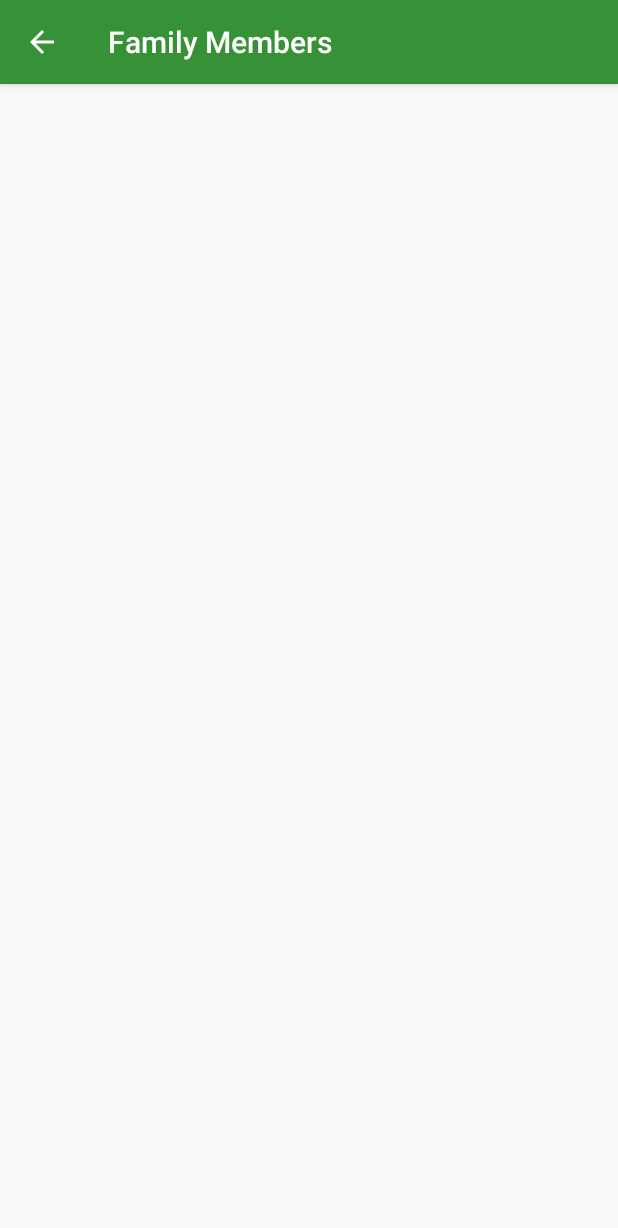
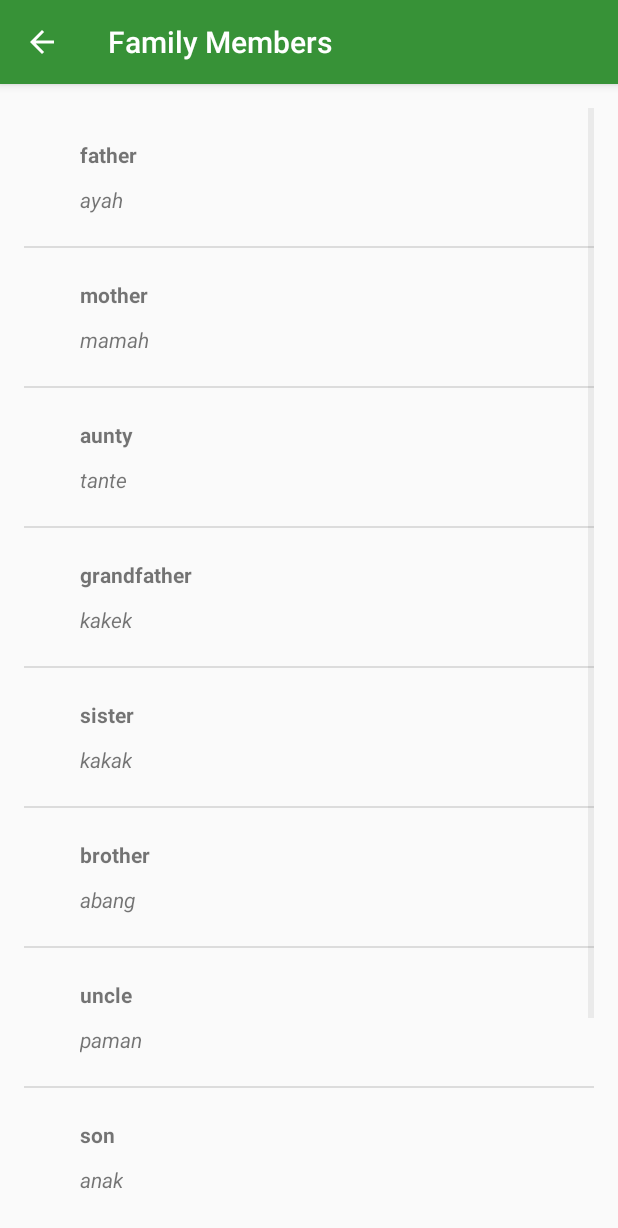
Before and after one commit to zhavei/LanguangeApp, an Android app: the FamilyActivity screen opened directly, with no data from a screen before it, on a phone screen of 412 x 824 dp. Shown: the top 1228 px of the screen. Run offline under Robolectric (Android 15) with nearby library versions, the phone set to English and light mode, and no system bars.

Commit message:
completed edit all activity

```diff
--- a/app/src/main/java/com/zhavei/languangeapp/FamilyActivity.java
+++ b/app/src/main/java/com/zhavei/languangeapp/FamilyActivity.java
@@ -16,14 +16,36 @@
 package com.zhavei.languangeapp;
 
 import android.os.Bundle;
+import android.widget.ListView;
 
 import androidx.appcompat.app.AppCompatActivity;
 
+import java.util.ArrayList;
+
 public class FamilyActivity extends AppCompatActivity {
+
+    ArrayList<WordDataModel> familyArrayList;
 
     @Override
     protected void onCreate(Bundle savedInstanceState) {
         super.onCreate(savedInstanceState);
-        setContentView(R.layout.activity_family);
+        setContentView(R.layout.word_list_activity);
+
+        familyArrayList = new ArrayList<WordDataModel>();
+
+        familyArrayList.add(new WordDataModel("father", "ayah"));
+        familyArrayList.add(new WordDataModel("mother", "mamah"));
+        familyArrayList.add(new WordDataModel("aunty", "tante"));
+        familyArrayList.add(new WordDataModel("grandfather", "kakek"));
+        familyArrayList.add(new WordDataModel("sister", "kakak"));
+        familyArrayList.add(new WordDataModel("brother", "abang"));
+        familyArrayList.add(new WordDataModel("uncle", "paman"));
+        familyArrayList.add(new WordDataModel("son", "anak"));
+        familyArrayList.add(new WordDataModel("grandmother", "nenek"));
+        familyArrayList.add(new WordDataModel("step mother", "emak tiri"));
+
+        WordAdapater stringFamilyAdapter = new WordAdapater(this, familyArrayList);
+        ListView listView = (ListView) findViewById(R.id.word_list_activity);
+        listView.setAdapter(stringFamilyAdapter);
     }
 }
--- a/app/src/main/java/com/zhavei/languangeapp/NumbersWordAdapater.java
+++ b/app/src/main/java/com/zhavei/languangeapp/WordAdapater.java
@@ -1,7 +1,6 @@
 package com.zhavei.languangeapp;
 
 import android.app.Activity;
-import android.content.Context;
 import android.view.LayoutInflater;
 import android.view.View;
 import android.view.ViewGroup;
@@ -13,11 +12,11 @@ import androidx.annotation.Nullable;
 
 import java.util.ArrayList;
 
-public class NumbersWordAdapater extends ArrayAdapter<NumbersWord> {
+public class WordAdapater extends ArrayAdapter<WordDataModel> {
 
 
-    public NumbersWordAdapater(@NonNull Activity context, ArrayList<NumbersWord> numbersWordArrayList) {
-        super(context, 0, numbersWordArrayList);
+    public WordAdapater(@NonNull Activity context, ArrayList<WordDataModel> wordDataModelArrayList) {
+        super(context, 0, wordDataModelArrayList);
     }
 
     @NonNull
@@ -26,9 +25,9 @@ public class NumbersWordAdapater extends ArrayAdapter<NumbersWord> {
         View listItemView = convertView;
         if (listItemView == null){
             listItemView = LayoutInflater.from(getContext()).inflate(
-                    R.layout.numbers_list_layout, parent, false);
+                    R.layout.list_item_layout, parent, false);
         }
-        NumbersWord currentNumbersList = getItem(position);
+        WordDataModel currentNumbersList = getItem(position);
         TextView listItemDefaultTranslation = (TextView) listItemView.findViewById(R.id.default_languange);
         listItemDefaultTranslation.setText(currentNumbersList.getDefaultTrasnlation());
 
--- a/app/src/main/java/com/zhavei/languangeapp/NumbersWord.java
+++ b/app/src/main/java/com/zhavei/languangeapp/WordDataModel.java
@@ -1,12 +1,12 @@
 package com.zhavei.languangeapp;
 
-public class NumbersWord {
+public class WordDataModel {
 
     private String laDefaultTranslation;
 
     private String IndoAppTranslation;
 
-    public NumbersWord(String defaultTrasnlation, String languangeTranslation) {
+    public WordDataModel(String defaultTrasnlation, String languangeTranslation) {
         laDefaultTranslation = defaultTrasnlation;
         IndoAppTranslation = languangeTranslation;
     }
--- a/app/src/main/res/layout/activity_family.xml
+++ /dev/null
@@ -1,25 +0,0 @@
-<?xml version="1.0" encoding="utf-8"?><!-- Copyright (C) 2016 The Android Open Source Project
-
-     Licensed under the Apache License, Version 2.0 (the "License");
-     you may not use this file except in compliance with the License.
-     You may obtain a copy of the License at
-
-          http://www.apache.org/licenses/LICENSE-2.0
-
-     Unless required by applicable law or agreed to in writing, software
-     distributed under the License is distributed on an "AS IS" BASIS,
-     WITHOUT WARRANTIES OR CONDITIONS OF ANY KIND, either express or implied.
-     See the License for the specific language governing permissions and
-     limitations under the License.
--->
-<RelativeLayout xmlns:android="http://schemas.android.com/apk/res/android"
-    android:layout_width="match_parent"
-    android:layout_height="match_parent"
-    xmlns:tools="http://schemas.android.com/tools"
-    android:paddingLeft="@dimen/activity_horizontal_margin"
-    android:paddingTop="@dimen/activity_vertical_margin"
-    android:paddingRight="@dimen/activity_horizontal_margin"
-    android:paddingBottom="@dimen/activity_vertical_margin"
-    tools:context="com.zhavei.languangeapp.FamilyActivity">
-
-    </RelativeLayout>
--- /dev/null
+++ b/app/src/main/res/layout/list_item_layout.xml
@@ -0,0 +1,38 @@
+<?xml version="1.0" encoding="utf-8"?>
+<LinearLayout xmlns:android="http://schemas.android.com/apk/res/android"
+
+    android:layout_width="match_parent"
+    android:layout_height="wrap_content"
+    android:gravity="center_vertical"
+    android:minHeight="?android:attr/listPreferredItemHeight"
+    android:orientation="horizontal"
+    android:padding="16dp">
+
+    <LinearLayout
+        android:layout_width="0dp"
+        android:layout_height="wrap_content"
+        android:layout_weight="1"
+        android:orientation="vertical"
+        android:paddingStart="16dp"
+        android:paddingEnd="16dp">
+
+        <TextView
+            android:id="@+id/default_languange"
+            android:layout_width="wrap_content"
+            android:layout_height="wrap_content"
+            android:padding="5dp"
+            android:textStyle="bold"
+            android:text="default languange" />
+
+        <TextView
+            android:id="@+id/indo_languange_list"
+            android:layout_width="wrap_content"
+            android:layout_height="wrap_content"
+            android:textStyle="italic"
+            android:padding="5dp"
+            android:text="indolanguange" />
+
+    </LinearLayout>
+
+
+</LinearLayout>
--- a/app/src/main/res/layout/activity_colors.xml
+++ b/app/src/main/res/layout/word_list_activity.xml
@@ -12,14 +12,16 @@
      See the License for the specific language governing permissions and
      limitations under the License.
 -->
-<RelativeLayout xmlns:android="http://schemas.android.com/apk/res/android"
-    xmlns:tools="http://schemas.android.com/tools"
+<ListView xmlns:android="http://schemas.android.com/apk/res/android"
+    android:id="@+id/word_list_activity"
     android:layout_width="match_parent"
     android:layout_height="match_parent"
+    android:columnWidth="2dp"
+    android:numColumns="2"
+    android:orientation="vertical"
     android:paddingLeft="@dimen/activity_horizontal_margin"
     android:paddingTop="@dimen/activity_vertical_margin"
     android:paddingRight="@dimen/activity_horizontal_margin"
-    android:paddingBottom="@dimen/activity_vertical_margin"
-    tools:context="com.zhavei.languangeapp.ColorsActivity">
+    android:paddingBottom="@dimen/activity_vertical_margin">
 
-</RelativeLayout>
+</ListView>
```
Also changed, not shown: app/src/main/java/com/zhavei/languangeapp/ColorsActivity.java (+24 -1 lines), app/src/main/java/com/zhavei/languangeapp/NumbersActivity.java (+26 -31 lines), app/src/main/java/com/zhavei/languangeapp/PhrasesActivity.java (+23 -1 lines), app/src/main/res/layout/activity_numbers.xml (deleted, +0 -30 lines), app/src/main/res/layout/activity_phrases.xml (deleted, +0 -26 lines), app/src/main/res/layout/numbers_list_layout.xml (deleted, +0 -40 lines).
